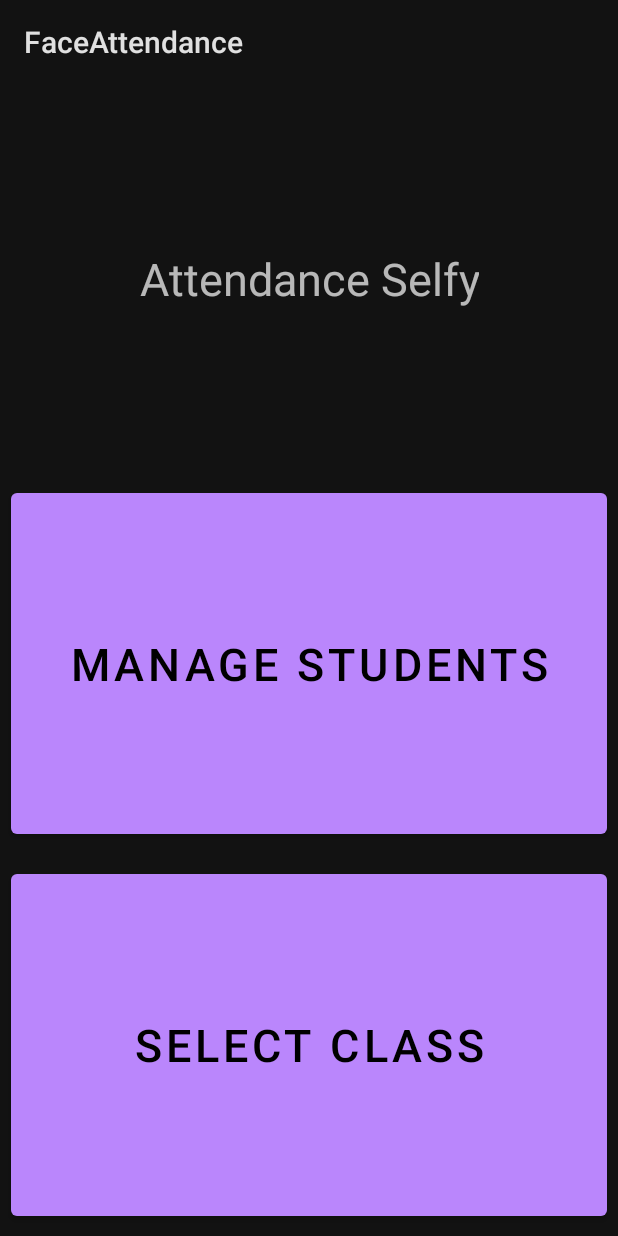
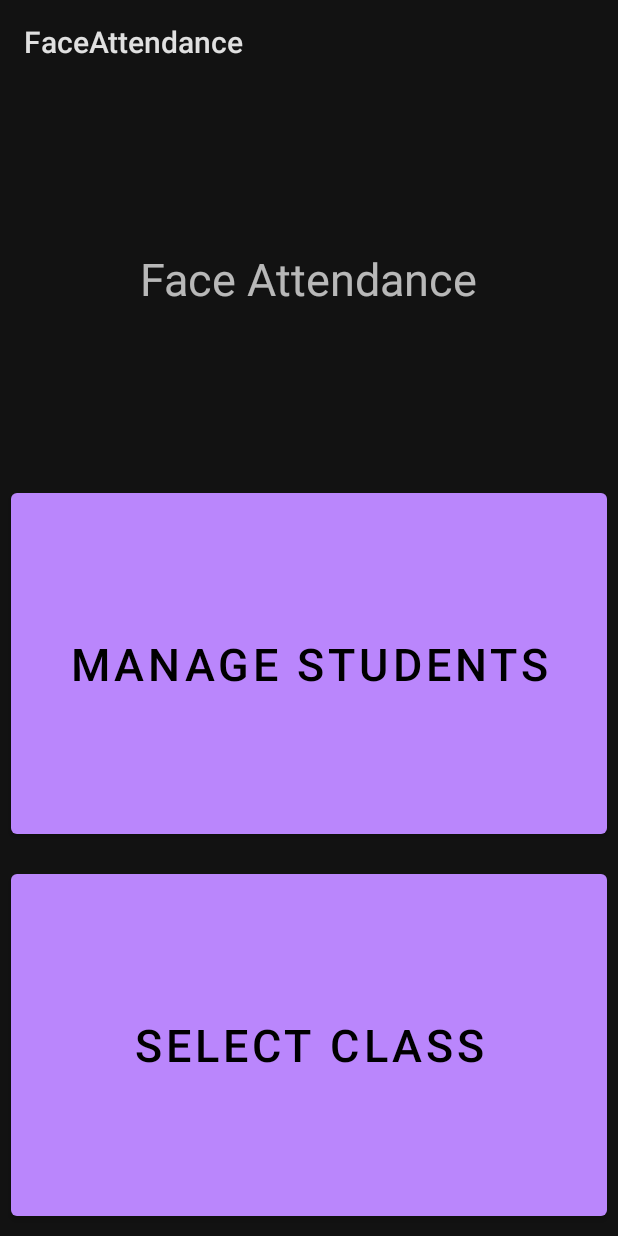
Before and after one commit to noamsto/FaceAttendance, an Android app: the screen it shows after launch (MainActivity), on a phone screen of 412 x 824 dp. Run offline under Robolectric (Android 15) with nearby library versions, the phone set to English and light mode, and no system bars; libraries missing offline, so code that uses them is left out: com.livinglifetechway.quickpermissions_kotlin.

Commit message:
Mostly cosmetic changes

```diff
--- a/app/src/main/java/com/kotlindev/noam/faceattendance/MainActivity.kt
+++ b/app/src/main/java/com/kotlindev/noam/faceattendance/MainActivity.kt
@@ -7,6 +7,7 @@ import android.support.v7.app.AppCompatActivity
 import android.util.Log
 import android.view.View
 import com.livinglifetechway.quickpermissions_kotlin.runWithPermissions
+import kotlinx.android.synthetic.main.activity_main.*
 import java.io.File
 
 
@@ -14,16 +15,18 @@ class MainActivity : AppCompatActivity() {
 
     companion object {
         private const val TAG = "MainActivity"
-        const val APP_DIR_NAME = "selfy_attendance"
+        const val APP_DIR_NAME = "Face Attendance"
     }
     private var rootDir : File? = null
 
     override fun onCreate(savedInstanceState: Bundle?) {
         super.onCreate(savedInstanceState)
         setContentView(R.layout.activity_main)
+        manage_students_btn.setOnClickListener { startManageStudentsActivity() }
+        pick_class_btn.setOnClickListener { pickClass() }
     }
 
-    fun startManageStudentsActivity(view : View) = runWithPermissions(
+    private fun startManageStudentsActivity() = runWithPermissions(
             android.Manifest.permission.WRITE_EXTERNAL_STORAGE)  {
         val manageStudentsIntent = Intent(this, ManageStudentsActivity::class.java)
         if (rootDir == null)
@@ -32,7 +35,7 @@ class MainActivity : AppCompatActivity() {
         startActivity(manageStudentsIntent)
     }
 
-    fun pickClass(view: View) = runWithPermissions(
+    private fun pickClass() = runWithPermissions(
             android.Manifest.permission.WRITE_EXTERNAL_STORAGE) {
         val selectClassIntent = Intent(this, SelectClassActivity::class.java)
         if (rootDir == null)
@@ -46,7 +49,8 @@ class MainActivity : AppCompatActivity() {
             android.Manifest.permission.WRITE_EXTERNAL_STORAGE)  {
         // Get the directory for the user's public pictures directory.
         rootDir = File(Environment.getExternalStoragePublicDirectory(
-                Environment.DIRECTORY_PICTURES), "$APP_DIR_NAME")
+                Environment.DIRECTORY_PICTURES), APP_DIR_NAME
+        )
         if (!rootDir!!.mkdir()) {
             Log.d(TAG, "App root dir exists: ${rootDir!!.path}")
         }else{
--- a/app/src/main/java/com/kotlindev/noam/faceattendance/operations/BmpOperations.kt
+++ b/app/src/main/java/com/kotlindev/noam/faceattendance/operations/BmpOperations.kt
@@ -1,4 +1,4 @@
-package com.android.noam.sellfyattendance.face.operations
+package com.kotlindev.noam.faceattendance.operations
 
 import android.content.Context
 import android.graphics.Bitmap
--- a/app/src/main/java/com/kotlindev/noam/faceattendance/operations/FireBaseFaceDetectorWrapper.kt
+++ b/app/src/main/java/com/kotlindev/noam/faceattendance/operations/FireBaseFaceDetectorWrapper.kt
@@ -1,4 +1,4 @@
-package com.android.noam.sellfyattendance.face.operations
+package com.kotlindev.noam.faceattendance.operations
 
 import android.graphics.Bitmap
 import com.google.android.gms.tasks.*
--- a/app/src/main/java/com/kotlindev/noam/faceattendance/operations/FisherFaces.kt
+++ b/app/src/main/java/com/kotlindev/noam/faceattendance/operations/FisherFaces.kt
@@ -1,4 +1,4 @@
-package com.android.noam.sellfyattendance.face.operations
+package com.kotlindev.noam.faceattendance.operations
 
 
 import android.util.Log
--- a/app/src/main/res/layout/activity_image_capture.xml
+++ b/app/src/main/res/layout/activity_image_capture.xml
@@ -20,7 +20,7 @@
 
 
     <ImageView
-        android:id="@+id/croppedFaceView"
+        android:id="@+id/cropped_face_view"
         app:layout_constraintBottom_toBottomOf="parent"
         app:layout_constraintStart_toStartOf="parent"
         android:elevation="2dp"
--- a/app/src/main/res/layout/activity_main.xml
+++ b/app/src/main/res/layout/activity_main.xml
@@ -10,7 +10,7 @@
     <TextView
         android:layout_width="wrap_content"
         android:layout_height="0dp"
-        android:text="Attendance Selfy"
+        android:text="@string/face_attendance"
         android:layout_gravity="center"
         android:layout_margin="10dp"
         android:textSize="30sp"
@@ -27,11 +27,11 @@
         android:layout_height="0dp"
         android:layout_gravity="center"
         android:textSize="30sp"
-        android:text="Manage students"
+        android:text="@string/manage_students"
         android:layout_margin="7dp"
         android:layout_weight="1"
-        android:id="@+id/manage_students"
-        android:onClick="startManageStudentsActivity"/>
+        android:id="@+id/manage_students_btn"
+        />
 
 
     <Button
@@ -40,9 +40,9 @@
         android:layout_gravity="center"
         android:textSize="30sp"
         android:layout_margin="7dp"
-        android:text="Select Class"
+        android:text="@string/select_class"
         android:layout_weight="1"
-        android:id="@+id/selectSetBTN"
-        android:onClick="pickClass"/>
+        android:id="@+id/pick_class_btn"
+        />
 
 </android.support.v7.widget.LinearLayoutCompat>
--- a/app/src/main/res/layout/card_view.xml
+++ b/app/src/main/res/layout/card_view.xml
@@ -3,7 +3,7 @@
     android:layout_width="wrap_content"
     android:layout_height="wrap_content"
     xmlns:app="http://schemas.android.com/apk/res-auto"
-    android:id="@+id/cardview"
+    android:id="@+id/card_view"
     android:orientation="vertical"
     android:layout_margin="4dp"
     android:layout_gravity="center"
--- a/app/src/main/res/values/strings.xml
+++ b/app/src/main/res/values/strings.xml
@@ -10,4 +10,7 @@
     <string name="confirm_btn">Confirm</string>
     <string name="select_class_help">help: Long press on an a existing class to enter edit mode. Short press to enter attendance check.</string>
     <string name="delete_checkbox">Delete Mode</string>
+    <string name="manage_students">Manage students</string>
+    <string name="select_class">Select Class</string>
+    <string name="face_attendance">Face Attendance</string>
 </resources>
```
Also changed, not shown: app/src/main/java/com/kotlindev/noam/faceattendance/ImageCaptureActivity.kt (+5 -5 lines), app/src/main/java/com/kotlindev/noam/faceattendance/SelectClassActivity.kt (+4 -4 lines), app/src/main/java/com/kotlindev/noam/faceattendance/StudentAttendanceActivity.kt (+5 -5 lines), app/src/main/java/com/kotlindev/noam/faceattendance/adapters/StudentViewAdapter.kt (+8 -5 lines), app/src/main/java/com/kotlindev/noam/faceattendance/camera/Camera2Fragment.kt (+7 -9 lines), app/src/main/java/com/kotlindev/noam/faceattendance/comparators/CompareWithNull.kt (deleted, +0 -16 lines), app/src/main/java/com/kotlindev/noam/faceattendance/operations/FaceDetector.kt (+9 -11 lines), app/src/main/res/layout/list_view_student_item.xml (+1 -12 lines).
